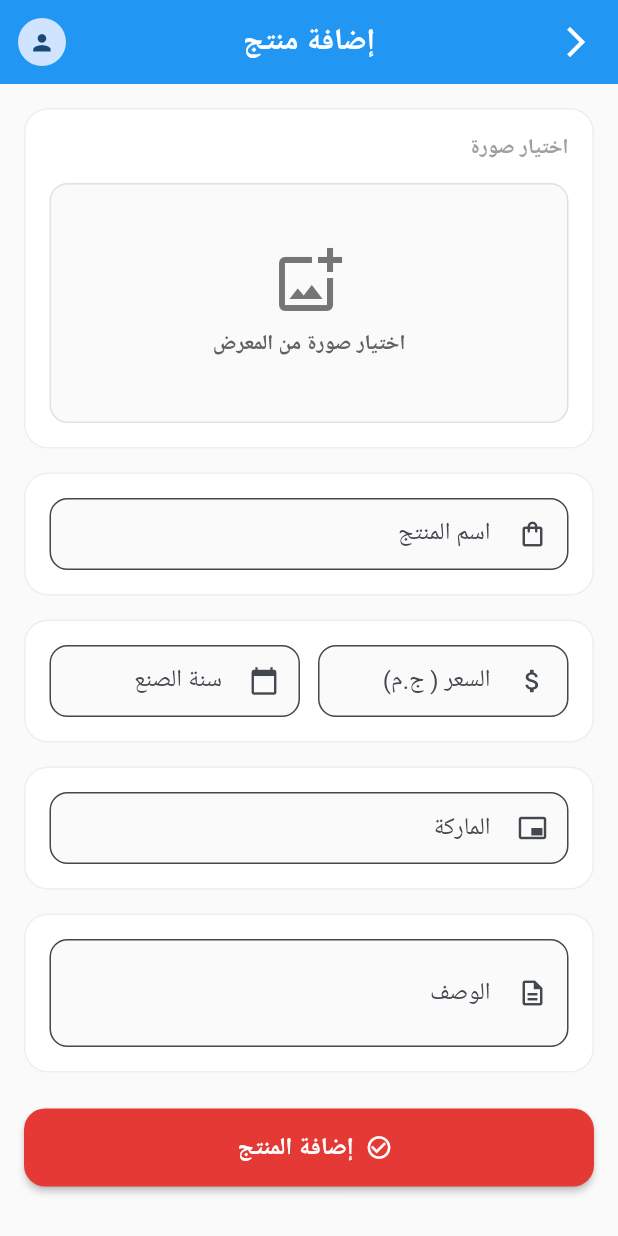
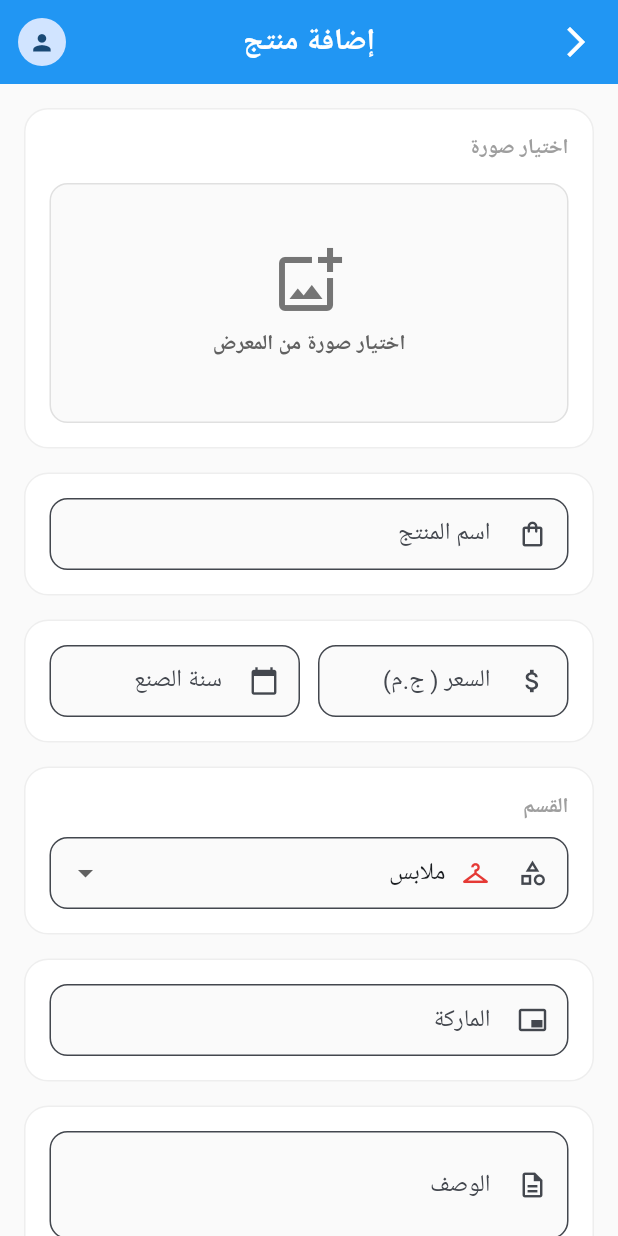
Before and after one commit to hebismail-sketch/ecommerceapp, a Flutter app: the AddProductPage screen opened by its route, on a phone screen of 412 x 824 dp. Run offline on Flutter 3.47's test engine with Material 3 defaults, Android fonts, the phone set to English and light mode, and no system bars; our stand-ins replace cloud_firestore, equatable, firebase_auth, firebase_core, firebase_messaging, flutter_bloc and 6 more; missing offline and left inert: google_mlkit_translation; accounts and stored records are empty.

Commit message:
feat(products): add category selection in add product page and badges in product management and details

```diff
--- a/lib/features/products/presentation/pages/add_product_page.dart
+++ b/lib/features/products/presentation/pages/add_product_page.dart
@@ -2,6 +2,7 @@
 
 import 'dart:io';
 
+import 'package:ecommerceapp/core/constants/app_categories.dart';
 import 'package:ecommerceapp/core/services/cloudinary_service.dart';
 import 'package:ecommerceapp/core/services/product_translation_service.dart';
 import 'package:ecommerceapp/core/notifications/notification_api.dart';
@@ -40,6 +41,7 @@ class _AddProductPageState extends State<AddProductPage> {
   final ImagePicker _imagePicker = ImagePicker();
   File? _selectedImage;
   String? _existingImageUrl;
+  String _selectedCategory = ProductCategoryHelper.clothing;
   late bool _isArabicInput;
   bool _isLanguageInitialized = false;
   bool _isTranslating = false;
@@ -58,6 +60,9 @@ class _AddProductPageState extends State<AddProductPage> {
       _descriptionArController.text = widget.product!.descriptionAr;
       _descriptionEnController.text = widget.product!.descriptionEn;
       _existingImageUrl = widget.product!.image;
+      if (widget.product!.category.isNotEmpty) {
+        _selectedCategory = widget.product!.category;
+      }
     }
   }
 
@@ -199,6 +204,7 @@ class _AddProductPageState extends State<AddProductPage> {
       price: double.tryParse(_priceController.text.trim()) ?? 0,
       year: int.tryParse(_yearController.text.trim()) ?? 2024,
       image: imageUrl,
+      category: _selectedCategory,
     );
 
     if (widget.product == null) {
@@ -451,6 +457,69 @@ class _AddProductPageState extends State<AddProductPage> {
             ),
             const SizedBox(height: 16),
 
+            // Category
+            Container(
+              padding: const EdgeInsets.all(16),
+              decoration: BoxDecoration(
+                color: Colors.white,
+                borderRadius: BorderRadius.circular(16),
+                border: Border.all(color: Colors.grey.shade200),
+              ),
+              child: Column(
+                crossAxisAlignment: CrossAxisAlignment.start,
+                children: [
+                  Text(
+                    l10n.categoryLabel,
+                    style: const TextStyle(
+                      fontWeight: FontWeight.bold,
+                      fontSize: 14,
+                    ),
+                  ),
+                  const SizedBox(height: 10),
+                  DropdownButtonFormField<String>(
+                    value: _selectedCategory,
+                    decoration: InputDecoration(
+                      prefixIcon: const Icon(Icons.category_outlined, size: 20),
+                      border: OutlineInputBorder(
+                        borderRadius: BorderRadius.circular(12),
+                      ),
+                      filled: true,
+                      fillColor: Colors.grey.shade50,
+                      contentPadding: const EdgeInsets.symmetric(
+                        horizontal: 14,
+                        vertical: 12,
+                      ),
+                    ),
+                    items: ProductCategoryHelper.getSelectableCategories()
+                        .map((cat) {
+                      return DropdownMenuItem<String>(
+                        value: cat.id,
+                        child: Row(
+                          children: [
+                            Icon(
+                              cat.icon,
+                              size: 20,
+                              color: Colors.red.shade600,
+                            ),
+                            const SizedBox(width: 10),
+                            Text(cat.getTitle(l10n)),
+                          ],
+                        ),
+                      );
+                    }).toList(),
+                    onChanged: (_isTranslating || _isUploadingImage)
+                        ? null
+                        : (value) {
+                            if (value != null) {
+                              setState(() => _selectedCategory = value);
+                            }
+                          },
+                  ),
+                ],
+              ),
+            ),
+            const SizedBox(height: 16),
+
             // Brand
             Container(
               padding: const EdgeInsets.all(16),
```
Also changed, not shown: lib/features/products/presentation/pages/mange_products_page.dart (+25 -0 lines), lib/features/products/presentation/pages/product_details_page.dart (+23 -0 lines).
